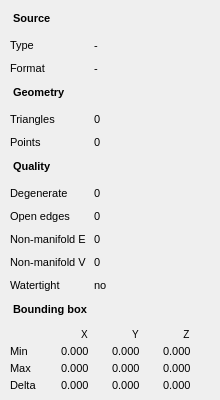
The window that src/ui/mesh_info_page.ui (thermeng/SciRender) describes before a commit, drawn with Qt 5.
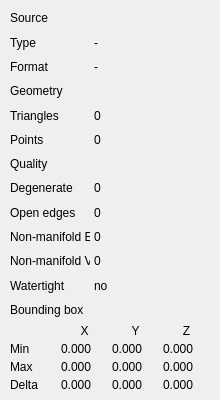
The same window after the commit.

```diff
--- a/src/ui/mesh_info_page.ui
+++ b/src/ui/mesh_info_page.ui
@@ -30,11 +30,7 @@
     <widget class="QLabel" name="sourceHeader">
      <property name="text">
       <string>Source</string>
-     </property>
-     <property name="styleSheet">
-      <string notr="true">font-size: 11px; font-weight: bold;  padding: 4px 0 6px 0; border-bottom: 1px solid #3c3c3c;</string>
-     </property>
-    </widget>
+     </property></widget>
    </item>
    <item>
     <layout class="QHBoxLayout" name="typeRow">
@@ -54,11 +50,7 @@
           <width>80</width>
           <height>16777215</height>
          </size>
-        </property>
-       <property name="styleSheet">
-        <string notr="true">font-size: 11px; </string>
-       </property>
-       <property name="alignment">
+        </property><property name="alignment">
         <set>Qt::AlignLeft|Qt::AlignVCenter</set>
        </property>
       </widget>
@@ -70,11 +62,7 @@
        </property>
        <property name="objectName">
         <string>mvp:Type</string>
-       </property>
-       <property name="styleSheet">
-        <string notr="true">font-size: 11px; </string>
-       </property>
-      </widget>
+       </property></widget>
      </item>
     </layout>
    </item>
@@ -96,11 +84,7 @@
           <width>80</width>
           <height>16777215</height>
          </size>
-        </property>
-       <property name="styleSheet">
-        <string notr="true">font-size: 11px; </string>
-       </property>
-       <property name="alignment">
+        </property><property name="alignment">
         <set>Qt::AlignLeft|Qt::AlignVCenter</set>
        </property>
       </widget>
@@ -112,11 +96,7 @@
        </property>
        <property name="objectName">
         <string>mvp:Format</string>
-       </property>
-       <property name="styleSheet">
-        <string notr="true">font-size: 11px; </string>
-       </property>
-      </widget>
+       </property></widget>
      </item>
     </layout>
    </item>
@@ -124,11 +104,7 @@
     <widget class="QLabel" name="geometryHeader">
      <property name="text">
       <string>Geometry</string>
-     </property>
-     <property name="styleSheet">
-      <string notr="true">font-size: 11px; font-weight: bold;  padding: 4px 0 6px 0; border-bottom: 1px solid #3c3c3c;</string>
-     </property>
-    </widget>
+     </property></widget>
    </item>
    <item>
     <layout class="QHBoxLayout" name="trianglesRow">
@@ -148,11 +124,7 @@
           <width>80</width>
           <height>16777215</height>
          </size>
-        </property>
-       <property name="styleSheet">
-        <string notr="true">font-size: 11px; </string>
-       </property>
-       <property name="alignment">
+        </property><property name="alignment">
         <set>Qt::AlignLeft|Qt::AlignVCenter</set>
        </property>
       </widget>
@@ -164,11 +136,7 @@
        </property>
        <property name="objectName">
         <string>mvp:Triangles</string>
-       </property>
-       <property name="styleSheet">
-        <string notr="true">font-size: 11px; </string>
-       </property>
-      </widget>
+       </property></widget>
      </item>
     </layout>
    </item>
@@ -190,11 +158,7 @@
           <width>80</width>
           <height>16777215</height>
          </size>
-        </property>
-       <property name="styleSheet">
-        <string notr="true">font-size: 11px; </string>
-       </property>
-       <property name="alignment">
+        </property><property name="alignment">
         <set>Qt::AlignLeft|Qt::AlignVCenter</set>
        </property>
       </widget>
@@ -206,11 +170,7 @@
        </property>
        <property name="objectName">
         <string>mvp:Points</string>
-       </property>
-       <property name="styleSheet">
-        <string notr="true">font-size: 11px; </string>
-       </property>
-      </widget>
+       </property></widget>
      </item>
     </layout>
    </item>
@@ -218,11 +178,7 @@
     <widget class="QLabel" name="qualityHeader">
      <property name="text">
       <string>Quality</string>
-     </property>
-     <property name="styleSheet">
-      <string notr="true">font-size: 11px; font-weight: bold;  padding: 4px 0 6px 0; border-bottom: 1px solid #3c3c3c;</string>
-     </property>
-    </widget>
+     </property></widget>
    </item>
    <item>
     <layout class="QHBoxLayout" name="degenerateRow">
@@ -242,11 +198,7 @@
           <width>80</width>
           <height>16777215</height>
          </size>
-        </property>
-       <property name="styleSheet">
-        <string notr="true">font-size: 11px; </string>
-       </property>
-       <property name="alignment">
+        </property><property name="alignment">
         <set>Qt::AlignLeft|Qt::AlignVCenter</set>
        </property>
       </widget>
@@ -258,11 +210,7 @@
        </property>
        <property name="objectName">
         <string>mvp:Degenerate</string>
-       </property>
-       <property name="styleSheet">
-        <string notr="true">font-size: 11px; </string>
-       </property>
-      </widget>
+       </property></widget>
      </item>
     </layout>
    </item>
@@ -284,11 +232,7 @@
           <width>80</width>
           <height>16777215</height>
          </size>
-        </property>
-       <property name="styleSheet">
-        <string notr="true">font-size: 11px; </string>
-       </property>
-       <property name="alignment">
+        </property><property name="alignment">
         <set>Qt::AlignLeft|Qt::AlignVCenter</set>
        </property>
       </widget>
@@ -300,11 +244,7 @@
        </property>
        <property name="objectName">
         <string>mvp:Open edges</string>
-       </property>
-       <property name="styleSheet">
-        <string notr="true">font-size: 11px; </string>
-       </property>
-      </widget>
+       </property></widget>
      </item>
     </layout>
    </item>
@@ -326,11 +266,7 @@
           <width>80</width>
           <height>16777215</height>
          </size>
-        </property>
-       <property name="styleSheet">
-        <string notr="true">font-size: 11px; </string>
-       </property>
-       <property name="alignment">
+        </property><property name="alignment">
         <set>Qt::AlignLeft|Qt::AlignVCenter</set>
        </property>
       </widget>
@@ -342,11 +278,7 @@
        </property>
        <property name="objectName">
         <string>mvp:Non-manifold E</string>
-       </property>
-       <property name="styleSheet">
-        <string notr="true">font-size: 11px; </string>
-       </property>
-      </widget>
+       </property></widget>
      </item>
     </layout>
    </item>
@@ -368,11 +300,7 @@
           <width>80</width>
           <height>16777215</height>
          </size>
-        </property>
-       <property name="styleSheet">
-        <string notr="true">font-size: 11px; </string>
-       </property>
-       <property name="alignment">
+        </property><property name="alignment">
         <set>Qt::AlignLeft|Qt::AlignVCenter</set>
        </property>
       </widget>
@@ -384,11 +312,7 @@
        </property>
        <property name="objectName">
         <string>mvp:Non-manifold V</string>
-       </property>
-       <property name="styleSheet">
-        <string notr="true">font-size: 11px; </string>
-       </property>
-      </widget>
+       </property></widget>
      </item>
     </layout>
    </item>
@@ -410,11 +334,7 @@
           <width>80</width>
           <height>16777215</height>
          </size>
-        </property>
-       <property name="styleSheet">
-        <string notr="true">font-size: 11px; </string>
-       </property>
-       <property name="alignment">
+        </property><property name="alignment">
         <set>Qt::AlignLeft|Qt::AlignVCenter</set>
        </property>
       </widget>
@@ -426,11 +346,7 @@
        </property>
        <property name="objectName">
         <string>mvp:Watertight</string>
-       </property>
-       <property name="styleSheet">
-        <string notr="true">font-size: 11px; </string>
-       </property>
-      </widget>
+       </property></widget>
      </item>
     </layout>
    </item>
@@ -438,11 +354,7 @@
     <widget class="QLabel" name="bboxHeader">
      <property name="text">
       <string>Bounding box</string>
-     </property>
-     <property name="styleSheet">
-      <string notr="true">font-size: 11px; font-weight: bold;  padding: 4px 0 6px 0; border-bottom: 1px solid #3c3c3c;</string>
-     </property>
-    </widget>
+     </property></widget>
    </item>
    <item>
     <layout class="QGridLayout" name="bbGrid">
@@ -459,11 +371,7 @@
        </property>
        <property name="alignment">
         <set>Qt::AlignCenter</set>
-       </property>
-       <property name="styleSheet">
-        <string notr="true">font-size: 10px; </string>
-       </property>
-      </widget>
+       </property></widget>
      </item>
      <item row="0" column="2">
       <widget class="QLabel" name="bbY">
@@ -472,11 +380,7 @@
        </property>
        <property name="alignment">
         <set>Qt::AlignCenter</set>
-       </property>
-       <property name="styleSheet">
-        <string notr="true">font-size: 10px; </string>
-       </property>
-      </widget>
+       </property></widget>
      </item>
      <item row="0" column="3">
       <widget class="QLabel" name="bbZ">
@@ -485,21 +389,13 @@
        </property>
        <property name="alignment">
         <set>Qt::AlignCenter</set>
-       </property>
-       <property name="styleSheet">
-        <string notr="true">font-size: 10px; </string>
-       </property>
-      </widget>
+       </property></widget>
      </item>
      <item row="1" column="0">
       <widget class="QLabel" name="minLabel">
        <property name="text">
         <string>Min</string>
-       </property>
-       <property name="styleSheet">
-        <string notr="true">font-size: 11px; </string>
-       </property>
-      </widget>
+       </property></widget>
      </item>
      <item row="1" column="1">
       <widget class="QLabel" name="bbMinX">
@@ -508,11 +404,7 @@
        </property>
        <property name="objectName">
         <string>mvp:BB:Min:0</string>
-       </property>
-       <property name="styleSheet">
-        <string notr="true">font-size: 11px; </string>
-       </property>
-      </widget>
+       </property></widget>
      </item>
      <item row="1" column="2">
       <widget class="QLabel" name="bbMinY">
@@ -521,11 +413,7 @@
        </property>
        <property name="objectName">
         <string>mvp:BB:Min:1</string>
-       </property>
-       <property name="styleSheet">
-        <string notr="true">font-size: 11px; </string>
-       </property>
-      </widget>
+       </property></widget>
      </item>
      <item row="1" column="3">
       <widget class="QLabel" name="bbMinZ">
@@ -534,21 +422,13 @@
        </property>
        <property name="objectName">
         <string>mvp:BB:Min:2</string>
-       </property>
-       <property name="styleSheet">
-        <string notr="true">font-size: 11px; </string>
-       </property>
-      </widget>
+       </property></widget>
      </item>
      <item row="2" column="0">
       <widget class="QLabel" name="maxLabel">
        <property name="text">
         <string>Max</string>
-       </property>
-       <property name="styleSheet">
-        <string notr="true">font-size: 11px; </string>
-       </property>
-      </widget>
+       </property></widget>
      </item>
      <item row="2" column="1">
       <widget class="QLabel" name="bbMaxX">
@@ -557,11 +437,7 @@
        </property>
        <property name="objectName">
         <string>mvp:BB:Max:0</string>
-       </property>
-       <property name="styleSheet">
-        <string notr="true">font-size: 11px; </string>
-       </property>
-      </widget>
+       </property></widget>
      </item>
      <item row="2" column="2">
       <widget class="QLabel" name="bbMaxY">
@@ -570,11 +446,7 @@
        </property>
        <property name="objectName">
         <string>mvp:BB:Max:1</string>
-       </property>
-       <property name="styleSheet">
-        <string notr="true">font-size: 11px; </string>
-       </property>
-      </widget>
+       </property></widget>
      </item>
      <item row="2" column="3">
       <widget class="QLabel" name="bbMaxZ">
@@ -583,21 +455,13 @@
        </property>
        <property name="objectName">
         <string>mvp:BB:Max:2</string>
-       </property>
-       <property name="styleSheet">
-        <string notr="true">font-size: 11px; </string>
-       </property>
-      </widget>
+       </property></widget>
      </item>
      <item row="3" column="0">
       <widget class="QLabel" name="deltaLabel">
        <property name="text">
         <string>Delta</string>
-       </property>
-       <property name="styleSheet">
-        <string notr="true">font-size: 11px; </string>
-       </property>
-      </widget>
+       </property></widget>
      </item>
      <item row="3" column="1">
       <widget class="QLabel" name="bbDeltaX">
@@ -606,11 +470,7 @@
        </property>
        <property name="objectName">
         <string>mvp:BB:Delta:0</string>
-       </property>
-       <property name="styleSheet">
-        <string notr="true">font-size: 11px; </string>
-       </property>
-      </widget>
+       </property></widget>
      </item>
      <item row="3" column="2">
       <widget class="QLabel" name="bbDeltaY">
@@ -619,11 +479,7 @@
        </property>
        <property name="objectName">
         <string>mvp:BB:Delta:1</string>
-       </property>
-       <property name="styleSheet">
-        <string notr="true">font-size: 11px; </string>
-       </property>
-      </widget>
+       </property></widget>
      </item>
      <item row="3" column="3">
       <widget class="QLabel" name="bbDeltaZ">
@@ -632,11 +488,7 @@
        </property>
        <property name="objectName">
         <string>mvp:BB:Delta:2</string>
-       </property>
-       <property name="styleSheet">
-        <string notr="true">font-size: 11px; </string>
-       </property>
-      </widget>
+       </property></widget>
      </item>
     </layout>
    </item>
```
